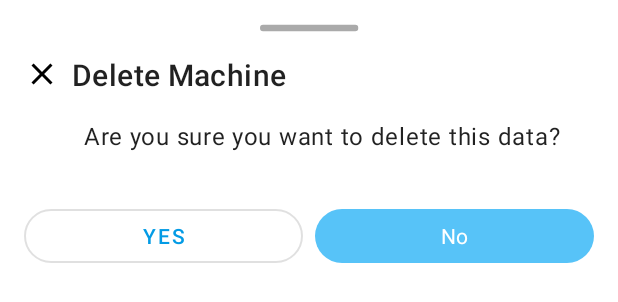
After one commit to alqayyim/ImageMachine, an Android app: the layout bottom_dialog_delete.xml on its own in the app's theme, with its tools: preview values and no code run, on a phone screen of 412 x 824 dp. The commit adds this screen. Shown: the top 302 px of the screen. Run offline under Robolectric (Android 15) with nearby library versions, the phone set to English and light mode, and no system bars.

Commit message:
delete machine

```diff
--- a/app/src/main/java/com/example/imagemachine/module/module/useCaseModule.kt
+++ b/app/src/main/java/com/example/imagemachine/module/module/useCaseModule.kt
@@ -1,6 +1,7 @@
 package com.example.imagemachine.module.module
 
 import com.example.domain.usecase.CheckMachineCodeUseCase
+import com.example.domain.usecase.DeleteMachineItemUseCase
 import com.example.domain.usecase.GetMachineListUseCase
 import com.example.domain.usecase.GetMachineUseCase
 import com.example.domain.usecase.SaveMachineItemUseCase
@@ -14,4 +15,5 @@ val useCaseModule = module {
     single { GetMachineListUseCase(get()) }
     single { SaveMachineListUseCase(get()) }
     single { SaveMachineItemUseCase(get()) }
+    single { DeleteMachineItemUseCase(get()) }
 }
--- a/app/src/main/java/com/example/imagemachine/module/module/viewModelModule.kt
+++ b/app/src/main/java/com/example/imagemachine/module/module/viewModelModule.kt
@@ -9,7 +9,7 @@ import org.koin.dsl.module
 val viewModelModule = module {
 
     viewModel { MachineViewModel(get(), get()) }
-    viewModel { MachineDetailViewModel(get()) }
+    viewModel { MachineDetailViewModel(get(), get()) }
     viewModel { QRScannerViewModel(get(), get()) }
 
 }
--- a/app/src/main/java/com/example/imagemachine/presentation/home/MachineFragment.kt
+++ b/app/src/main/java/com/example/imagemachine/presentation/home/MachineFragment.kt
@@ -15,8 +15,6 @@ import com.example.imagemachine.utils.VerticalSpaceItemDecoration
 import com.example.core.observeData
 import com.example.core.px
 import com.example.core.toast
-import com.example.imagemachine.presentation.BottomDialogSortBy
-import com.example.imagemachine.presentation.SortMode
 import org.koin.androidx.viewmodel.ext.android.viewModel
 
 class MachineFragment : Fragment(R.layout.fragment_machine) {
--- a/app/src/main/java/com/example/imagemachine/presentation/SortMode.kt
+++ b/app/src/main/java/com/example/imagemachine/presentation/home/SortMode.kt
@@ -1,4 +1,4 @@
-package com.example.imagemachine.presentation
+package com.example.imagemachine.presentation.home
 
 /**
  * @author asadurrahman.qayyim
--- /dev/null
+++ b/app/src/main/res/layout/bottom_dialog_delete.xml
@@ -0,0 +1,81 @@
+<?xml version="1.0" encoding="utf-8"?>
+<androidx.constraintlayout.widget.ConstraintLayout xmlns:android="http://schemas.android.com/apk/res/android"
+    xmlns:app="http://schemas.android.com/apk/res-auto"
+    xmlns:tools="http://schemas.android.com/tools"
+    android:layout_width="match_parent"
+    android:layout_height="wrap_content"
+    android:background="@color/white"
+    tools:ignore="Overdraw">
+
+    <ImageView
+        android:contentDescription="@string/app_name"
+        android:id="@+id/ivHeaderLine"
+        android:layout_width="wrap_content"
+        android:layout_height="wrap_content"
+        android:layout_marginTop="16dp"
+        android:src="@drawable/ic_drag_line_grey"
+        app:layout_constraintEnd_toEndOf="parent"
+        app:layout_constraintStart_toStartOf="parent"
+        app:layout_constraintTop_toTopOf="parent" />
+
+    <ImageView
+        android:id="@+id/btnClose"
+        android:layout_width="wrap_content"
+        android:layout_height="wrap_content"
+        android:layout_marginStart="16dp"
+        android:layout_marginTop="16dp"
+        android:contentDescription="@string/app_name"
+        android:src="@drawable/outline_close_24"
+        app:layout_constraintStart_toStartOf="parent"
+        app:layout_constraintTop_toBottomOf="@id/ivHeaderLine" />
+
+    <TextView
+        android:id="@+id/tvTitle"
+        style="@style/TextAppearance.MaterialComponents.Headline6"
+        android:layout_width="wrap_content"
+        android:layout_height="wrap_content"
+        android:layout_marginStart="8dp"
+        android:text="Delete Machine"
+        app:layout_constraintBottom_toBottomOf="@+id/btnClose"
+        app:layout_constraintStart_toEndOf="@+id/btnClose"
+        app:layout_constraintTop_toTopOf="@id/btnClose" />
+
+    <TextView
+        android:id="@+id/tvDescription"
+        style="@style/TextAppearance.MaterialComponents.Body1"
+        android:layout_width="wrap_content"
+        android:layout_height="wrap_content"
+        android:layout_marginStart="8dp"
+        android:layout_marginTop="16dp"
+        android:text="Are you sure you want to delete this data?"
+        app:layout_constraintStart_toStartOf="@id/tvTitle"
+        app:layout_constraintTop_toBottomOf="@id/tvTitle" />
+
+    <com.google.android.material.button.MaterialButton
+        android:id="@+id/btnYes"
+        style="@style/Widget.MaterialComponents.Button.OutlinedButton"
+        android:layout_width="0dp"
+        android:layout_height="wrap_content"
+        android:layout_marginStart="16dp"
+        android:layout_marginEnd="4dp"
+        android:text="Yes"
+        app:cornerRadius="24dp"
+        app:layout_constraintEnd_toStartOf="@id/btnNo"
+        app:layout_constraintStart_toStartOf="parent"
+        app:layout_constraintTop_toTopOf="@id/btnNo"/>
+
+    <com.google.android.material.button.MaterialButton
+        android:id="@+id/btnNo"
+        style="@style/ButtonPrimary"
+        android:layout_width="0dp"
+        android:layout_height="wrap_content"
+        android:layout_marginVertical="32dp"
+        android:layout_marginStart="4dp"
+        android:layout_marginEnd="16dp"
+        android:text="No"
+        app:layout_constraintBottom_toBottomOf="parent"
+        app:layout_constraintEnd_toEndOf="parent"
+        app:layout_constraintStart_toEndOf="@id/btnYes"
+        app:layout_constraintTop_toBottomOf="@+id/tvDescription" />
+
+</androidx.constraintlayout.widget.ConstraintLayout>
--- a/data/src/main/java/com/example/data/MachineRepositoryImpl.kt
+++ b/data/src/main/java/com/example/data/MachineRepositoryImpl.kt
@@ -43,6 +43,12 @@ class MachineRepositoryImpl(
             val isExist = machineDao.isExist(request.toInt())
             if (isExist) emit(Resource.Success(true))
             else emit(Resource.Error(Throwable("Data Not Found")))
+        }.buildFlow()
+    }
+
+    override suspend fun deleteMachineItem(request: Int): Flow<Resource<Unit>> {
+        return flow {
+            emit(Resource.Success(machineDao.deleteById(request)))
         }.buildFlow()
     }
 
--- a/data/src/main/java/com/example/data/entity/MachineDao.kt
+++ b/data/src/main/java/com/example/data/entity/MachineDao.kt
@@ -21,8 +21,9 @@ interface MachineDao {
     @Insert(onConflict = OnConflictStrategy.ABORT)
     fun insertAll(machine: List<MachineItemEntity>)
 
-    @Delete
-    fun delete(machine: MachineItemEntity)
+
+    @Query("DELETE FROM machine_table WHERE id = :arg0")
+    fun deleteById(arg0: Int)
 
     @Query("SELECT * from machine_table")
     fun getAllMachine(): List<MachineItemEntity>
--- a/domain/src/main/java/com/example/domain/repository/MachineRepository.kt
+++ b/domain/src/main/java/com/example/domain/repository/MachineRepository.kt
@@ -14,5 +14,7 @@ interface MachineRepository {
 
     suspend fun checkMachine(request: String): Flow<Resource<Boolean>>
 
+    suspend fun deleteMachineItem(request: Int): Flow<Resource<Unit>>
+
     suspend fun getMachine(request: Int): Flow<Resource<MachineItem>>
 }
```
Also changed, not shown: app/src/main/java/com/example/imagemachine/presentation/detail/BottomDialogDelete.kt (renamed from app/src/main/java/com/example/imagemachine/presentation/BottomDialogSortBy.kt, +9 -9 lines), app/src/main/java/com/example/imagemachine/presentation/detail/MachineDetailFragment.kt (+29 -2 lines), app/src/main/java/com/example/imagemachine/presentation/detail/MachineDetailViewModel.kt (+14 -1 lines), app/src/main/java/com/example/imagemachine/presentation/home/BottomDialogSortBy.kt (added, +38 -0 lines), domain/src/main/java/com/example/domain/usecase/DeleteMachineItemUseCase.kt (added, +15 -0 lines).
